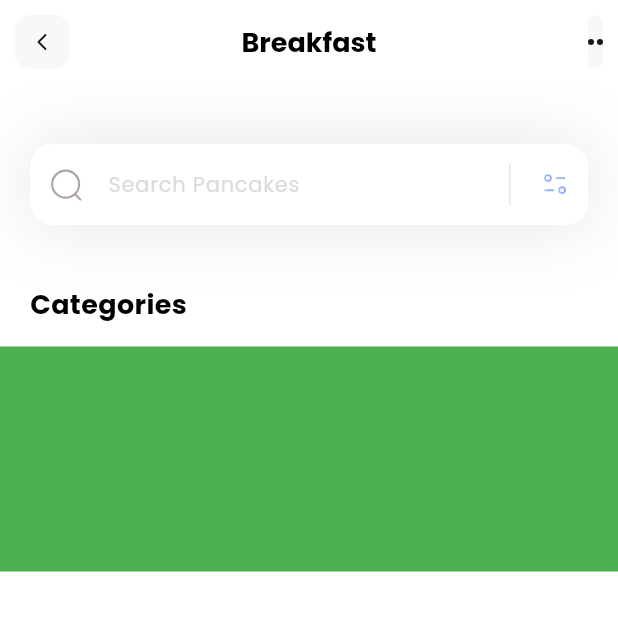
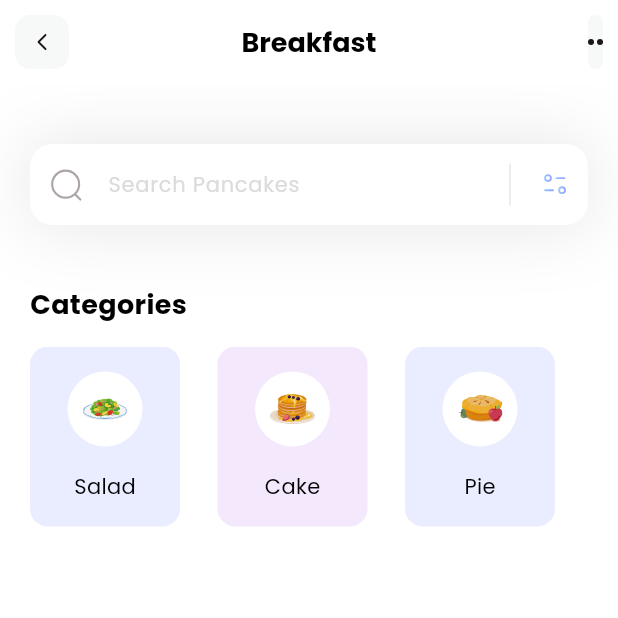
Before and after one commit to SoloBDev/flutter-playground, a Flutter app: the screen it shows after launch, on a phone screen of 412 x 824 dp, the top half of it. Run offline on Flutter 3.47's test engine with Material 3 defaults, Android fonts, the phone set to English and light mode, and no system bars; our stand-ins replace flutter_svg.

Commit message:
Implement categories section with horizontal ListView

```diff
--- a/fitness_spa/lib/pages/home.dart
+++ b/fitness_spa/lib/pages/home.dart
@@ -1,11 +1,27 @@
+import 'package:fitness_spa/models/category_model.dart';
 import 'package:flutter/material.dart';
 import 'package:flutter_svg/flutter_svg.dart';
 
-class HomePage extends StatelessWidget {
+class HomePage extends StatefulWidget {
   const HomePage({super.key});
 
   @override
+  State<HomePage> createState() => _HomePageState();
+}
+
+class _HomePageState extends State<HomePage> {
+
+  List<CategoryModel> categories = [];
+
+  void _getCategories() {
+    categories = CategoryModel.getCategories();
+  }
+
+
+
+  @override
   Widget build(BuildContext context) {
+    _getCategories();
     return  Scaffold(
       appBar: appBar(),
       backgroundColor: Colors.white,
@@ -14,7 +30,14 @@
         children: [
           _searchField(),
           SizedBox(height: 40,),
-          Column(
+          _categoriesSection()
+        ]
+      )
+    );
+  }
+
+  Column _categoriesSection() {
+    return Column(
           crossAxisAlignment: .start,
           children: [
             // Categories Sectionr
@@ -31,13 +54,48 @@
             ),
             SizedBox(height: 15,),
             Container(
-                height: 150,
-                color: Colors.green,
+              height: 120,
+              padding: EdgeInsets.only(left: 20, right: 20),
+              child: ListView.separated(
+                scrollDirection: Axis.horizontal,
+                itemCount: categories.length,
+                separatorBuilder: (context, index) => SizedBox(width: 25,),
+                itemBuilder: (context, index) {
+                  return Container(
+                    width: 100,
+                    decoration: BoxDecoration(
+                      color: Color(int.parse(categories[index].boxColor)).withOpacity(0.2),
+                      borderRadius: BorderRadius.circular(12)
+                    ),
+                    child: Column(
+                      mainAxisAlignment: .spaceEvenly,
+                      children: [
+                        Container(
+                          height: 50,
+                          width: 50,
+                          decoration: BoxDecoration(
+                            color: Colors.white,
+                            shape: BoxShape.circle,
+                          ),
+                          child: Padding(
+                            padding: const EdgeInsets.all(10),
+                            child: SvgPicture.asset('${categories[index].iconPath}'),
+                          )
+                        ),
+                        Text(
+                          categories[index].name,
+                          style: TextStyle(
+                            color: Colors.black,
+                            fontSize: 14,
+                          ),
                         )
                       ],
+                    ),
+                  );
+                },
               )
-        ]
             )
+          ],
         );
   }
 
```
Lines whose indentation alone changed are shown as unchanged.
